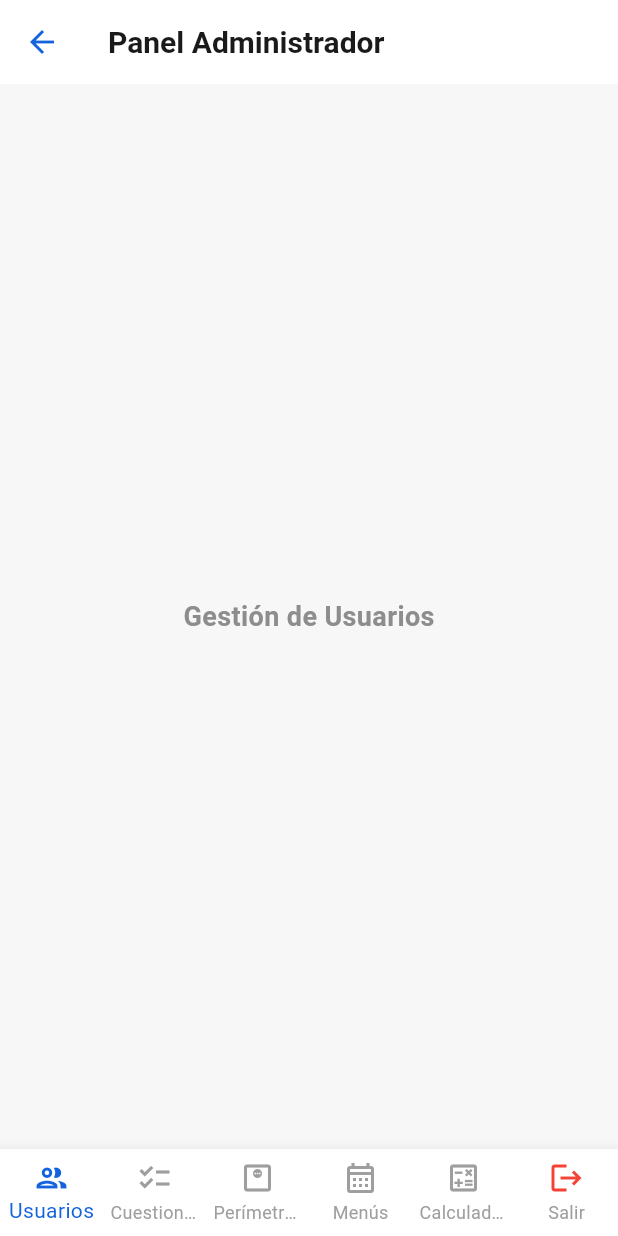
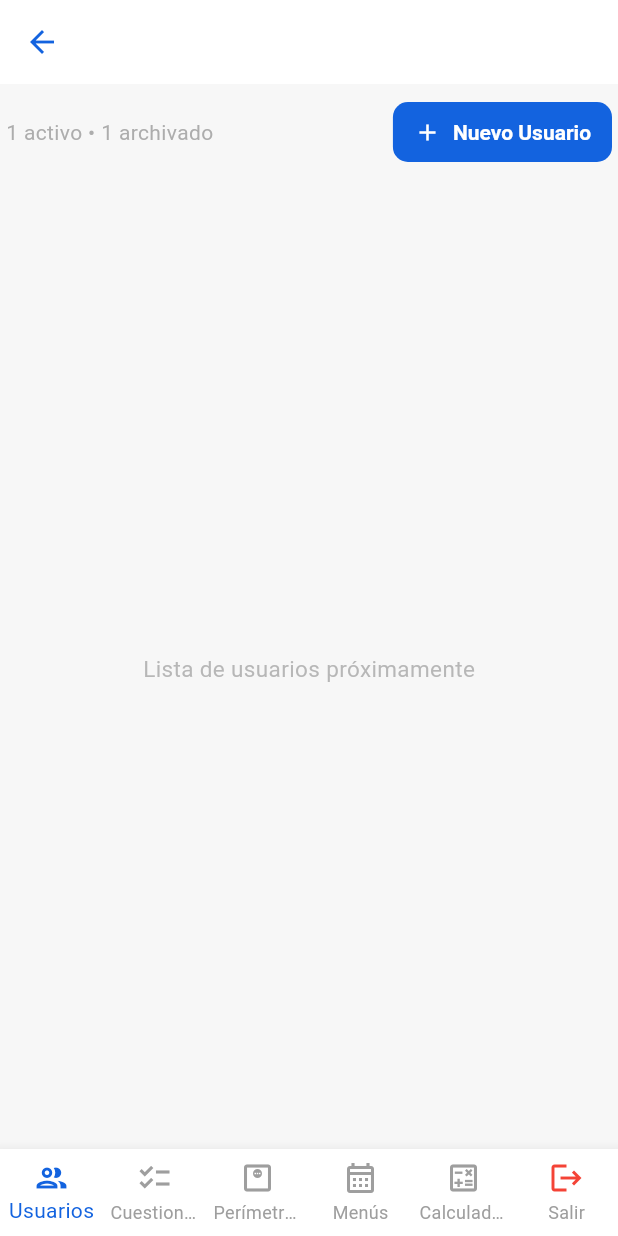
Before and after one commit to kytronApps/fitTrackerPro, a Flutter app: the AdminDashboardScreen screen opened by its route, on a phone screen of 412 x 824 dp. Run offline on Flutter 3.47's test engine with Material 3 defaults, Android fonts, the light colour scheme and no system bars; our stand-ins replace cloud_firestore, firebase_auth, firebase_core; accounts and stored records are empty.

Commit message:
usuario creado

```diff
--- a/lib/ui/screens/admin/admin_dashboard_screen.dart
+++ b/lib/ui/screens/admin/admin_dashboard_screen.dart
@@ -36,10 +36,7 @@ class _AdminDashboardScreenState extends State<AdminDashboardScreen> {
       appBar: AppBar(
         elevation: 0,
         backgroundColor: AppColors.white,
-        title: const Text(
-          "Panel Administrador",
-          style: TextStyle(color: AppColors.textPrimary),
-        ),
+
         centerTitle: false,
       ),
 
--- a/lib/ui/views/admin/admin_users_view.dart
+++ b/lib/ui/views/admin/admin_users_view.dart
@@ -1,15 +1,79 @@
 import 'package:flutter/material.dart';
+import '../../../app/theme/colors.dart';
+import '../../widgets/widgets.dart';
 
 class AdminUsersView extends StatelessWidget {
   const AdminUsersView({super.key});
 
   @override
   Widget build(BuildContext context) {
-    return const Center(
-      child: Text(
-        "Gestión de Usuarios",
-        style: TextStyle(fontSize: 18, fontWeight: FontWeight.w600),
-      ),
+    return Column(
+      children: [
+        // ----------------------
+        //   TOP AREA COMPACTA
+        // ----------------------
+        Padding(
+          padding: const EdgeInsets.symmetric(horizontal: 4, vertical: 8),
+          child: Row(
+            mainAxisAlignment: MainAxisAlignment.spaceBetween,
+            children: [
+              // Texto pequeño como subtítulo
+              Text(
+                "1 activo • 1 archivado", // Lo conectamos a Firestore luego
+                style: TextStyle(
+                  fontSize: 14,
+                  color: AppColors.textSecondary.withOpacity(0.7),
+                ),
+              ),
+
+              // Botón Nuevo Usuario
+              ElevatedButton.icon(
+                onPressed: () {
+                  showDialog(
+                    context: context,
+                    builder: (_) => const CreateUserDialog(),
+                  );
+                },
+                icon: const Icon(Icons.add, size: 18),
+                label: const Text("Nuevo Usuario"),
+                style: ElevatedButton.styleFrom(
+                  elevation: 0,
+                  backgroundColor: AppColors.bluePrimary,
+                  foregroundColor: Colors.white,
+                  padding: const EdgeInsets.symmetric(
+                    horizontal: 14,
+                    vertical: 10,
+                  ),
+                  textStyle: const TextStyle(
+                    fontSize: 14,
+                    fontWeight: FontWeight.w600,
+                  ),
+                  shape: RoundedRectangleBorder(
+                    borderRadius: BorderRadius.circular(10),
+                  ),
+                ),
+              ),
+            ],
+          ),
+        ),
+
+        const SizedBox(height: 6),
+
+        // ----------------------
+        //   CONTENIDO / LISTA
+        // ----------------------
+        Expanded(
+          child: Center(
+            child: Text(
+              "Lista de usuarios próximamente",
+              style: TextStyle(
+                color: AppColors.textSecondary.withOpacity(0.6),
+                fontSize: 15,
+              ),
+            ),
+          ),
+        ),
+      ],
     );
   }
 }
--- a/lib/ui/widgets/widgets.dart
+++ b/lib/ui/widgets/widgets.dart
@@ -3,3 +3,4 @@ export './login/login_form.dart';
 export './login/login_header.dart';
 export './admin/admin_topbar.dart';
 export './admin/admin_navbar.dart';
+export './admin/create_user_dialog.dart';
```
Also changed, not shown: lib/data/user_management_service.dart (added, +41 -0 lines), lib/ui/widgets/admin/create_user_dialog.dart (added, +183 -0 lines).
